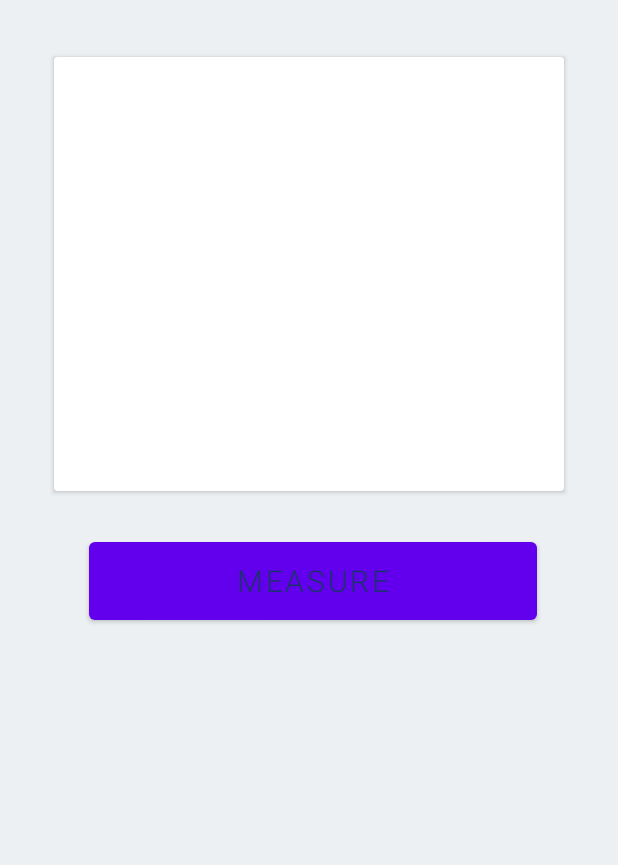
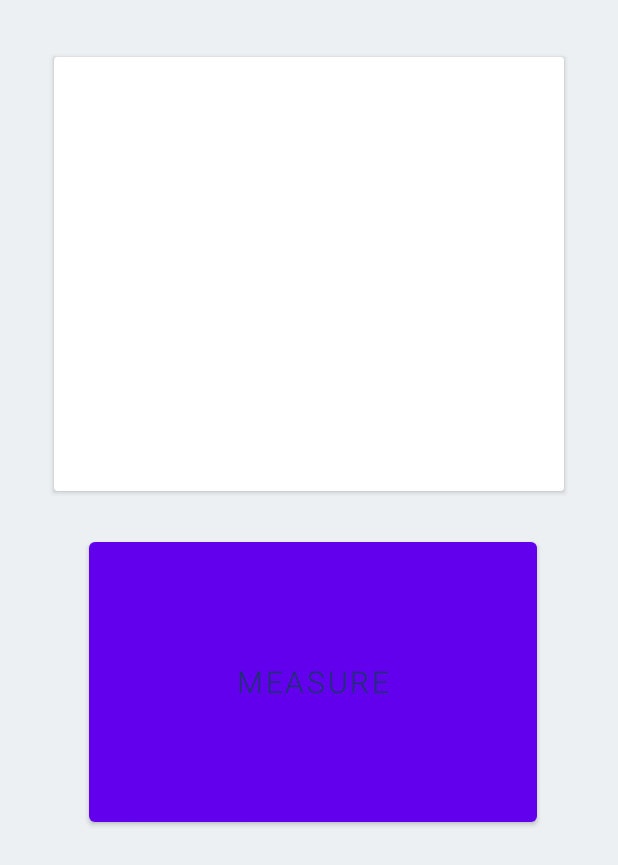
Before and after one commit to IShetkoI/Wine, an Android app: the fragment Distance shown on its own in the app's theme, on a phone screen of 412 x 824 dp. Shown: the top 865 px of the screen. Run offline under Robolectric (Android 15) with nearby library versions, the light colour scheme and no system bars; plain views replace NeumorphButton, NeumorphCardView.

Commit message:
Update fragment_distance.xml
Визуал фрагмента с измерением дальности

```diff
--- a/Wine_Android/app/src/main/res/layout/fragment_distance.xml
+++ b/Wine_Android/app/src/main/res/layout/fragment_distance.xml
@@ -11,7 +11,7 @@
     <RelativeLayout
         android:id="@+id/main_holder"
         android:layout_width="match_parent"
-        android:layout_height="465dp"
+        android:layout_height="600dp"
         app:layout_constraintEnd_toEndOf="parent"
         app:layout_constraintHorizontal_bias="0.0"
         app:layout_constraintStart_toStartOf="parent"
```
